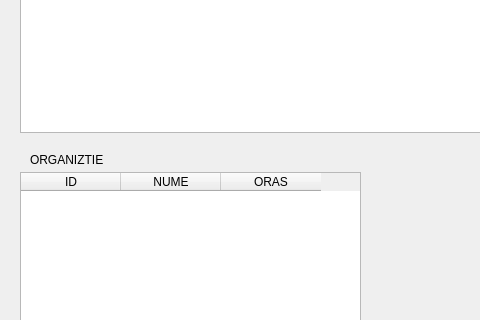
Qt form mainwindow.ui (vioan12/BD_Proiect) before a commit; both pictures show x 0 to 480 and y 104 to 424 of the 1304 by 681 pixel window.
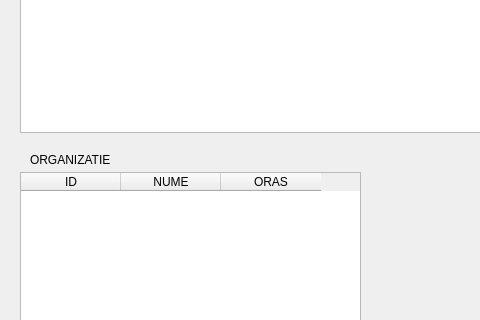
The same form after that commit.

The edit to the form file:
```diff
--- a/mainwindow.ui
+++ b/mainwindow.ui
@@ -102,7 +102,7 @@
      </rect>
     </property>
     <property name="text">
-     <string>ORGANIZTIE</string>
+     <string>ORGANIZATIE</string>
     </property>
    </widget>
    <widget class="QLabel" name="label_3">
```
